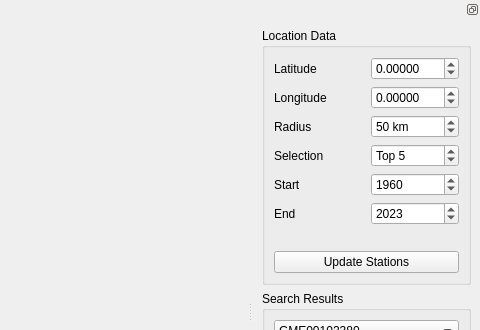
This is GHCN_Gui/mainwindow.ui in yatcui/GHCN_Qt as Qt 5 draws it before an edit; both pictures show x 720 to 1200 and y 0 to 330 of the 1200 by 643 pixel window. The edited form follows.
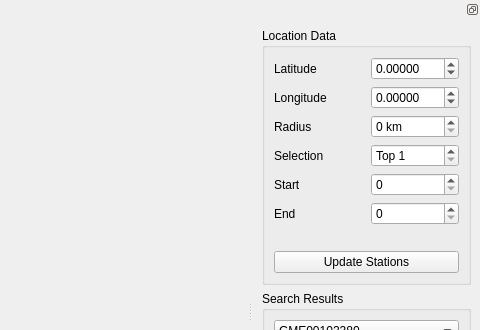
This is the edited form. Custom widgets are drawn as their Qt base class.

Commit message: CHG: Search config management preparation completed.

```diff
--- a/GHCN_Gui/mainwindow.ui
+++ b/GHCN_Gui/mainwindow.ui
@@ -113,10 +113,10 @@
            <number>0</number>
           </property>
           <property name="maximum">
-           <number>2024</number>
+           <number>3000</number>
           </property>
           <property name="value">
-           <number>1960</number>
+           <number>0</number>
           </property>
          </widget>
         </item>
@@ -163,10 +163,10 @@
         <item row="5" column="2">
          <widget class="QSpinBox" name="spb_endyear">
           <property name="maximum">
-           <number>2024</number>
+           <number>3000</number>
           </property>
           <property name="value">
-           <number>2023</number>
+           <number>0</number>
           </property>
          </widget>
         </item>
@@ -176,7 +176,7 @@
            <string> km</string>
           </property>
           <property name="value">
-           <number>50</number>
+           <number>0</number>
           </property>
          </widget>
         </item>
@@ -206,7 +206,7 @@
            <number>20</number>
           </property>
           <property name="value">
-           <number>5</number>
+           <number>1</number>
           </property>
          </widget>
         </item>
```
The commit also changes 2 other files.
